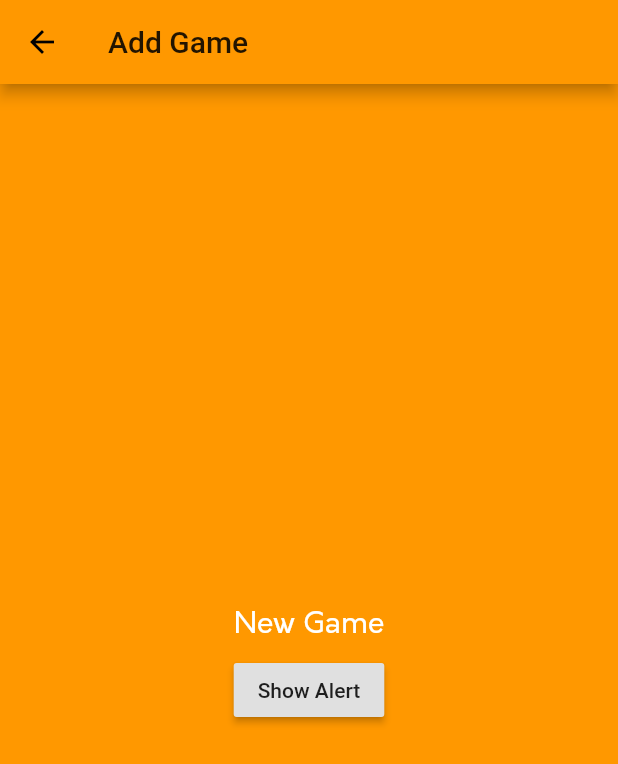
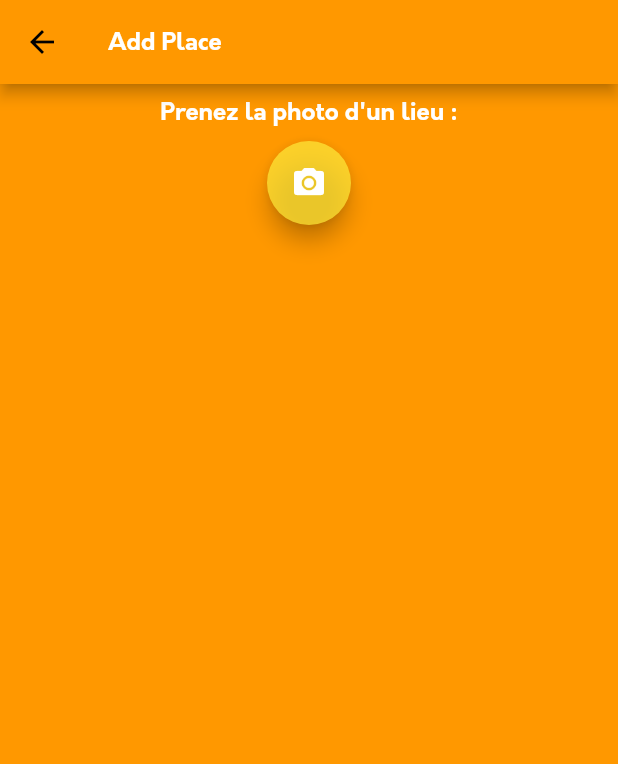
Before and after one commit to Vic7or/MyPlaces_flutter, a Flutter app: the NewPlace screen opened by its route, on a phone screen of 412 x 824 dp. Shown: the top 764 px of the screen. Run offline on Flutter 3.47's test engine with Material 2 defaults, Android fonts, the phone set to English and light mode, and no system bars; our stand-ins replace cloud_firestore, firebase_auth, flare_flutter, flutter_redux, image_picker, redux; accounts and stored records are empty; network calls fail; project files that could hold a hidden picture were left out.

Commit message:
Added AddPlace and Home ViewModels + image_picker

```diff
--- a/lib/AppRoutes.dart
+++ b/lib/AppRoutes.dart
@@ -1,7 +1,6 @@
 class AppRoutes {
-  //static const String root = '/';
   static const String home = '/home';
-  static const String addGame = '/addGame';
+  static const String addPlace = '/addPlace';
   static const String signIn = '/signin';
   static const String signUp = '/signup';
   static const String favorite = '/favorite';
--- a/lib/features/home/home_page.dart
+++ b/lib/features/home/home_page.dart
@@ -3,6 +3,7 @@ import 'package:flutter/material.dart';
 import 'package:flutter_redux/flutter_redux.dart';
 import 'package:myplaces/AppRoutes.dart';
 import 'package:myplaces/features/viewmodels/AuthViewModel.dart';
+import 'package:myplaces/features/viewmodels/HomeViewModel.dart';
 import 'package:myplaces/features/viewmodels/ViewModel.dart';
 import 'package:myplaces/redux/AppState.dart';
 import 'package:redux/redux.dart';
@@ -142,7 +143,7 @@ class HomePage extends StatelessWidget {
           builder: (BuildContext context) {
             return StoreConnector<AppState, ViewModel>(
               distinct: true,
-              converter: (Store<AppState> store) => AuthViewModel.fromStore(store),
+              converter: (Store<AppState> store) => HomeViewModel.fromStore(store),
               builder: (BuildContext context, ViewModel vm){
                 return MainMenu(
                   Container(
--- a/lib/features/newPlace/NewPlace.dart
+++ b/lib/features/newPlace/NewPlace.dart
@@ -1,34 +1,95 @@
+import 'dart:io';
 import 'package:flutter/material.dart';
+import 'package:redux/redux.dart';
+import 'package:flutter_redux/flutter_redux.dart';
+import 'package:image_picker/image_picker.dart';
+import 'package:myplaces/features/viewmodels/AddPlaceViewModel.dart';
+import 'package:myplaces/features/viewmodels/ViewModel.dart';
+import 'package:myplaces/redux/AppState.dart';
 
-class NewPlace extends StatelessWidget {
-  Widget _getBody(BuildContext context) => Center(
-          child: Center(
-        child: Column(
-          mainAxisSize: MainAxisSize.min,
-          children: <Widget>[
-            const Padding(
-              padding: EdgeInsets.all(8.0),
-              child: Text('New Game', style: TextStyle(fontSize: 20, color: Colors.white),),
+class NewPlace extends StatefulWidget {
+  @override
+  State<StatefulWidget> createState() {
+    return NewPlaceState();
+  }
+}
+
+class NewPlaceState extends State<NewPlace>{
+  File _storedImage;
+  AddPlaceViewModel _vm;
+
+  Widget _createPictureWidget(BuildContext context, AddPlaceViewModel vm) {
+    return Container(
+      alignment: Alignment.topCenter,
+      child: Column(
+        mainAxisSize: MainAxisSize.min,
+        children: <Widget>[
+          Padding(
+              child: Text('Prenez la photo d\'un lieu :', style: Theme.of(context).textTheme.subhead),
+              padding: const EdgeInsets.only(top: 10, bottom: 10)
+          ),
+          Padding(
+              child: FloatingActionButton(
+                  backgroundColor: Theme.of(context).accentColor.withOpacity(0.7),
+                  child: Icon(Icons.photo_camera, color: Theme.of(context).primaryColorLight),
+                  onPressed: () async {
+                    final File image = await ImagePicker.pickImage(source: ImageSource.camera);
+                    setState(() {
+                      _storedImage = image;
+                    });
+                  }
+              ),
+              padding: const EdgeInsets.only(bottom: 10)
+          ),
+          _storedImage != null ?
+          Container(
+            width: 200,
+            height: 200,
+            decoration: BoxDecoration(
+              color: Colors.green,
+              image: DecorationImage(image: FileImage(_storedImage), fit: BoxFit.cover)
             ),
-            RaisedButton(
-              child: const Text('Show Alert'),
-                onPressed: () {
-              showDialog<dynamic>(
-                  context: context,
-                  builder: (BuildContext ctx) =>const AlertDialog(
-                      shape: RoundedRectangleBorder(borderRadius: BorderRadius.all(Radius.circular(20.0))),
-                      title: Text('Alert Title'),
-                      content: Text('Content of alert.')));
-            })
-          ],
-        ),
-      ));
+          )
+          : SizedBox(width: 200, height: 200)
+        ],
+      ),
+    );
+  }
+
+  Widget _getBody(BuildContext context, AddPlaceViewModel vm) {
+    return Column(
+      mainAxisSize: MainAxisSize.min,
+      crossAxisAlignment: CrossAxisAlignment.center,
+      children: <Widget>[
+        _createPictureWidget(context, vm)
+      ],
+    );
+  }
 
   @override
   Widget build(BuildContext context) {
-    return Scaffold(
-      appBar: AppBar(title: const Text('Add Game')),
-      body: _getBody(context),
+    return WillPopScope(
+      child: Scaffold(
+        appBar: AppBar(
+          title: Text('Add Place', style: Theme.of(context).textTheme.subhead),
+          leading: IconButton(
+              icon: Icon(Icons.arrow_back),
+              onPressed: () => _vm.navigate(null)
+          ),
+        ),
+        body: Builder(
+            builder: (BuildContext context) {
+              return StoreConnector<AppState, ViewModel>(
+                converter: (Store<AppState> store ) => AddPlaceViewModel.fromStore(store),
+                builder: (BuildContext context, ViewModel vm) {
+                  _vm = vm;
+                  return _getBody(context, vm);
+                },
+              );
+            }
+        ),
+      ),
+      onWillPop: () async => false,
     );
   }
 }
--- /dev/null
+++ b/lib/features/viewmodels/AddPlaceViewModel.dart
@@ -0,0 +1,25 @@
+import 'dart:io';
+import 'package:flutter/material.dart';
+import 'package:redux/redux.dart';
+import '../../redux/Actions.dart';
+import '../../redux/AppState.dart';
+import '../../redux/Selectors.dart';
+import 'ViewModel.dart';
+
+class AddPlaceViewModel extends ViewModel {
+  AddPlaceViewModel._internal({@required List<String> route, @required Function(String) navigate, @required Store<AppState> store}){
+    super.route = route;
+    super.navigate = navigate;
+    super.store = store;
+  }
+
+  File _imageFile;
+
+  static AddPlaceViewModel fromStore(Store<AppState> store) {
+    return AddPlaceViewModel._internal(
+        route: currentRoute(store.state),
+        navigate: (String routeName) => store.dispatch(NavigatePopAction()),
+        store: store
+    );
+  }
+}
--- a/lib/main.dart
+++ b/lib/main.dart
@@ -76,7 +76,7 @@ class MyPlacesApp extends StatelessWidget {
           AppRoutes.home: (BuildContext context) => const HomePage(),
           AppRoutes.favorite: (BuildContext context) => PlaceholderScreen(),
           AppRoutes.profile: (BuildContext context) => PlaceholderScreen(),
-          AppRoutes.addGame: (BuildContext context) => NewPlace()
+          AppRoutes.addPlace: (BuildContext context) => NewPlace()
         },
         home: FutureBuilder<FirebaseUser>(
           future: FirebaseAuth.instance.currentUser(),
--- a/lib/redux/middlewares/AuthMiddleware.dart
+++ b/lib/redux/middlewares/AuthMiddleware.dart
@@ -21,6 +21,10 @@ Future<void> _signIn(Store<AppState> store, SignInAction action, NextDispatcher
     next(action);
     if (action.context != null)
       store.dispatch(navAction);
+    else {
+      final NavigateHomeStartUpAction homeAction = NavigateHomeStartUpAction();
+      store.dispatch(homeAction);
+    }
   }
   else {
     showLoadingDialog(action.context);
--- a/pubspec.yaml
+++ b/pubspec.yaml
@@ -21,6 +21,7 @@ dependencies:
     sdk: flutter
   flutter_redux: ^0.6.0
   intl: ^0.15.7
+  image_picker: ^0.6.3+4
   flare_flutter: ^2.0.1
   cloud_firestore: ^0.13.4
   firebase_auth: ^0.15.5+2
```
Also changed, not shown: lib/features/menu/MainMenu.dart (+3 -4 lines), lib/features/viewmodels/HomeViewModel.dart (added, +22 -0 lines), lib/redux/Actions.dart (+7 -0 lines), lib/redux/middlewares/NavigationMiddleware.dart (+9 -3 lines), lib/redux/reducers/NavigationReducer.dart (+5 -2 lines), pubspec.lock.
